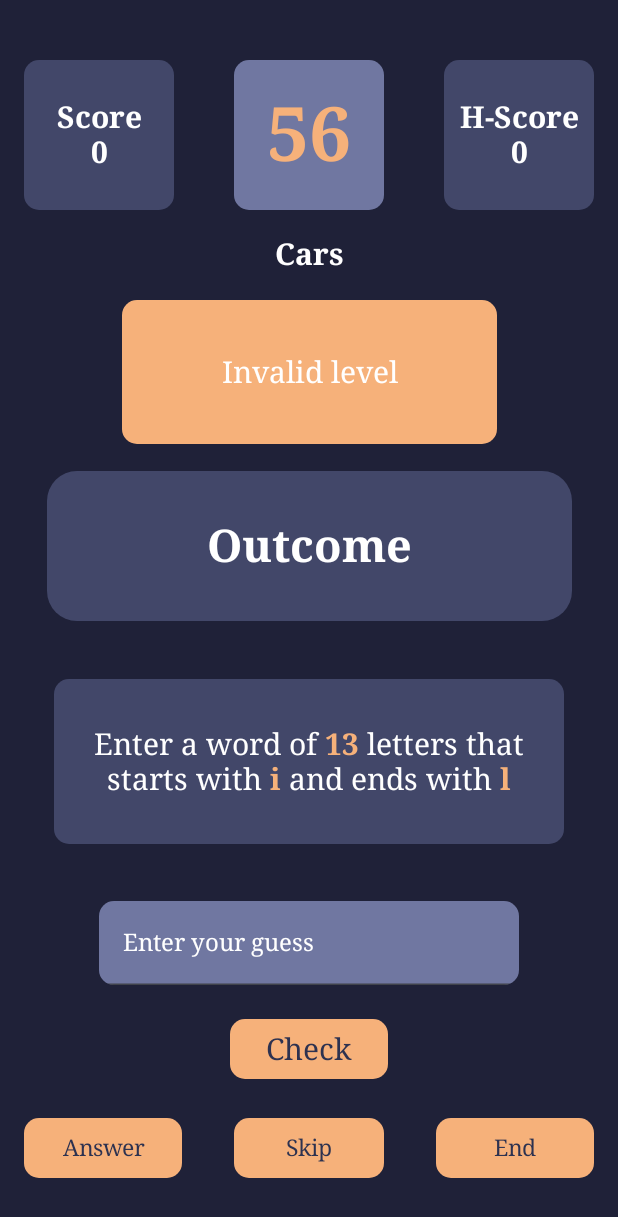
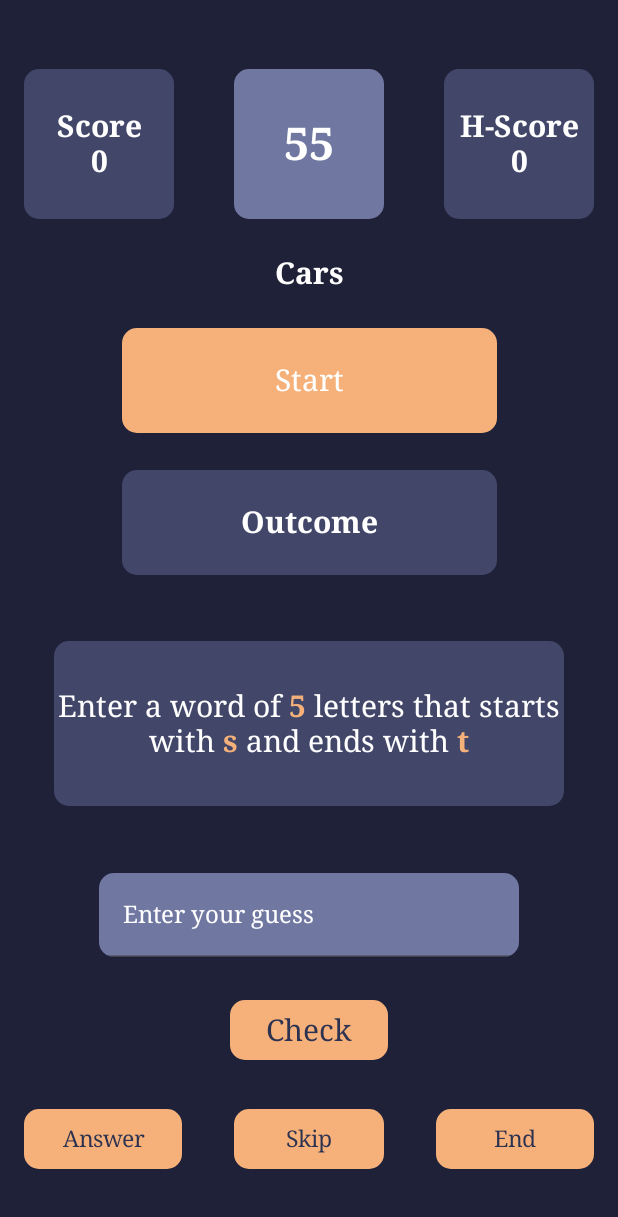
Before and after one commit to mikesplore/WordGame, an Android app built with Jetpack Compose: the GameScreen screen opened through its navigation route, after a tap on "Answer", on a phone screen of 412 x 824 dp. Shown: the top 1217 px of the screen. Run offline under Robolectric (Android 15) with nearby library versions, the phone set to English and light mode, and no system bars; 2 other taps on this screen came first.

Commit message:
"commit"

```diff
--- a/app/src/main/java/com/example/mynavigation/GameScreen.kt
+++ b/app/src/main/java/com/example/mynavigation/GameScreen.kt
@@ -1,9 +1,12 @@
 package com.example.mynavigation
 
 
+import android.provider.Settings.Global
 import androidx.compose.animation.AnimatedVisibility
+import androidx.compose.animation.expandIn
 import androidx.compose.animation.fadeIn
 import androidx.compose.animation.fadeOut
+import androidx.compose.animation.shrinkOut
 import androidx.compose.animation.slideInVertically
 import androidx.compose.animation.slideOutVertically
 import androidx.compose.foundation.background
@@ -32,7 +35,9 @@ import androidx.compose.runtime.remember
 import androidx.compose.runtime.setValue
 import androidx.compose.ui.Alignment
 import androidx.compose.ui.Modifier
+import androidx.compose.ui.draw.shadow
 import androidx.compose.ui.graphics.Color
+import androidx.compose.ui.graphics.DefaultShadowColor
 import androidx.compose.ui.platform.LocalContext
 import androidx.compose.ui.text.SpanStyle
 import androidx.compose.ui.text.TextStyle
@@ -56,12 +61,12 @@ import java.util.Locale
 
 @Composable
 fun GameScreen(navController: NavController) {
-    var isVisible by remember { mutableStateOf(true) }
+    val isVisible by remember { mutableStateOf(true) }
 
     AnimatedVisibility(
         visible = isVisible,
-        enter = fadeIn() + slideInVertically(),
-        exit = fadeOut() + slideOutVertically()
+        enter = fadeIn()+ expandIn(),
+        exit = fadeOut() + slideOutVertically()+ shrinkOut()
     ) {
         Gamescreen(
             navController = navController
@@ -72,7 +77,6 @@ fun GameScreen(navController: NavController) {
 
 @Composable
 fun Gamescreen(navController: NavController) {
-    val context = LocalContext.current
     val length = GlobalVariables.word.value.length
     val first = GlobalVariables.word.value.first()
     val last = GlobalVariables.word.value.last()
@@ -112,13 +116,11 @@ fun Gamescreen(navController: NavController) {
                     GlobalVariables.timerRunning.value = false
 
                     // Set outcome message
-                    GlobalVariables.outcome.value = "Time is Up\nRestart game"
+                    GlobalVariables.outcome.value = "Time is UP!"
+                    GlobalVariables.outcomeColor.value = Color.Red
 
-                    GlobalVariables.outcomeColor.value = Color(0xffb80d0d)
 
-                   delay(2000L)
 
-                    navController.navigate("GameSummaryScreen")
 
                     break
                 }
@@ -160,7 +162,7 @@ fun Gamescreen(navController: NavController) {
 
         Row(
             modifier = Modifier
-                .height(96.dp)
+                .height(70.dp)
                 .fillMaxWidth(),
             verticalAlignment = Alignment.Bottom,
             horizontalArrangement = Arrangement.Center
@@ -170,7 +172,7 @@ fun Gamescreen(navController: NavController) {
                 val hintcolor = GlobalVariables.hintcolor.value
                 Row (modifier = Modifier
                     .width(250.dp)
-                    .height(100.dp)
+                    .height(70.dp)
                     .background(color = hintcolor, shape = RoundedCornerShape(10.dp)),
                     horizontalArrangement = Arrangement.Center,
                     verticalAlignment = Alignment.CenterVertically){
@@ -185,36 +187,24 @@ fun Gamescreen(navController: NavController) {
             }
         }
 
+        //outcome box
+        Button(onClick = {
 
-        var guessresultcolor = GlobalVariables.outcomeColor.value
 
-        Box(
+        },
             modifier = Modifier
-                .background(
-                    color = guessresultcolor,
-                    shape = RoundedCornerShape(20.dp)
+                .width(250.dp)
+                .height(70.dp),
+            shape = RoundedCornerShape(10.dp),
+            colors = ButtonDefaults.buttonColors(GlobalVariables.outcomeColor.value)
+
+        ) {
+            Text(text = GlobalVariables.outcome.value, style = TextStyle(),
+                fontSize = 20.sp,
+                fontFamily = FontFamily.Serif,
+                fontWeight = FontWeight.SemiBold,
+                color = Color.White
                 )
-                .width(350.dp)
-                .height(100.dp),
-            contentAlignment = Alignment.Center,
-        ) {
-                Column(modifier = Modifier
-                    .height(100.dp)
-                    .width(350.dp),
-                    verticalArrangement = Arrangement.SpaceEvenly,
-                    horizontalAlignment = Alignment.CenterHorizontally
-
-                    ) {
-
-                    Text(
-                        text = GlobalVariables.outcome.value,
-                        style = TextStyle(fontWeight = FontWeight.Bold),
-                        fontSize = 30.sp,
-                        color = Color.White,
-                        fontFamily = FontFamily.Serif,
-
-                    )
-                }
 
         }
 
@@ -241,23 +231,24 @@ fun Gamescreen(navController: NavController) {
             )
         }}
 
-        val enteredWord = remember { mutableStateOf("") }
 
         WordField(
-            onTextChanged = { enteredWord.value = it },
+            onTextChanged = {
+
+                GlobalVariables.enteredword.value = it
+                            },
         )
 
-        var inputWord = enteredWord.value.replace(" ","")
+        var inputWord = GlobalVariables.enteredword.value.replace(" ","")
 
 
-        var buttonText by remember { mutableStateOf("Check") }
 
         Button(
             onClick = {
                     if(GlobalVariables.timer.value>0){
                 if (inputWord.isNotEmpty()){
                 GlobalVariables.outcome.value = compareWord(inputWord)
-                buttonText = GlobalVariables.outcome.value
+                GlobalVariables.buttontext.value = GlobalVariables.outcome.value
                 if (compareWordd(inputWord)) {
                     GlobalVariables.score.value += 5
                     GlobalVariables.outcomeColor.value = Color(0xff1e8a37)
@@ -271,6 +262,7 @@ fun Gamescreen(navController: NavController) {
                     GlobalVariables.outcomeColor.value = Color(0xffb80d0d)
                     GlobalVariables.wrongGuesscount.value+=1
                     GlobalVariables.Attempts.value+=1
+                    GlobalVariables.hint.value= showCorrectLetters(GlobalVariables.word.value,inputWord)
                 }
 
                 GlobalVariables.text.value = ""
@@ -278,13 +270,17 @@ fun Gamescreen(navController: NavController) {
                 GlobalVariables.hint.value = "Please enter a word"
                     GlobalVariables.hintcolor.value = Color(0xff042c4a)
             }
-           }else{navController.navigate("GameSummaryScreen")}
+           }else{
+                        GlobalVariables.timerRunning.value = false
+                        GlobalVariables.outcomeColor.value = Color.Red
+                        GlobalVariables.outcome.value  = "Restart the game"
+                    }
                       },modifier = Modifier,
             shape = RoundedCornerShape(10.dp),
             colors = ButtonDefaults.buttonColors(Color(0xffF6B17A))
         ) {
             Text(
-                text = buttonText,
+                text = GlobalVariables.buttontext.value,
                 style = TextStyle(),
                 fontSize = 20.sp,
                 fontFamily = FontFamily.Serif,
@@ -294,7 +290,7 @@ fun Gamescreen(navController: NavController) {
 
         LaunchedEffect(
             GlobalVariables.outcome.value,
-            buttonText,
+            GlobalVariables.buttontext.value,
             GlobalVariables.outcomeColor.value,
             GlobalVariables.hint.value,
 
@@ -305,7 +301,7 @@ fun Gamescreen(navController: NavController) {
             delay(2000) // Delay for 2000 milliseconds (2 seconds)
             // After 2 seconds, reset the outcome to "Check"
             GlobalVariables.outcome.value = "Outcome"
-            buttonText = "Check"
+            GlobalVariables.buttontext.value = "Check"
             GlobalVariables.outcomeColor.value = Color(0xff424769)
             GlobalVariables.hint.value = ""
             GlobalVariables.hintcolor.value =Color(0xff424769)
@@ -318,7 +314,7 @@ fun Gamescreen(navController: NavController) {
             horizontalArrangement = Arrangement.SpaceBetween
         ) {
             AnswerBoxButton()
-            SkipButton(navController = navController)
+            SkipButton()
             EndGameButton(navController = navController)
         }
     }
@@ -328,13 +324,13 @@ fun Gamescreen(navController: NavController) {
 
 @Composable
 fun ScoreBox() {
-val Score = GlobalVariables.score.value
+val score = GlobalVariables.score.value
     Box(modifier = Modifier
         .size(100.dp)
         .background(Color(0xff424769), shape = RoundedCornerShape(10.dp)), contentAlignment = Alignment.Center){
         Column (modifier = Modifier, horizontalAlignment = Alignment.CenterHorizontally){
             Text(text = "Score", style = TextStyle(), fontSize = 20.sp, fontFamily = FontFamily.Serif,color= Color.White, fontWeight = FontWeight.Bold)
-            Text(text = "$Score", style = TextStyle(), fontSize = 20.sp, fontFamily = FontFamily.Serif,color= Color.White, fontWeight = FontWeight.Bold)
+            Text(text = "$score", style = TextStyle(), fontSize = 20.sp, fontFamily = FontFamily.Serif,color= Color.White, fontWeight = FontWeight.Bold)
 
         }
 
@@ -343,17 +339,26 @@ val Score = GlobalVariables.score.value
 
 @Composable
 fun TimerBox() {
-    Box(modifier = Modifier
-        .size(100.dp)
-        .background(
-            color = GlobalVariables.timerbackgroundcolor.value,
-            shape = RoundedCornerShape(10.dp)
-        ), contentAlignment = Alignment.Center){
-        Column (modifier = Modifier, horizontalAlignment = Alignment.CenterHorizontally){
-            Text(text = "${GlobalVariables.timer.value}", style = TextStyle(), fontSize = 50.sp, fontFamily = FontFamily.Serif,color= Color(0xffF6B17A), fontWeight = FontWeight.Bold)
+    Button(onClick = {
+                     GlobalVariables.timer.value = 60
+                     GlobalVariables.score.value = 0
+                     GlobalVariables.timerRunning.value = true
+                     GlobalVariables.word.value = getRandomWord(GlobalVariables.selectedcategory,GlobalVariables.selectedlevel)
 
-        }
+    },
+        modifier = Modifier
+            .size(100.dp),
+        shape = RoundedCornerShape(10.dp),
+        colors = ButtonDefaults.buttonColors(GlobalVariables.timerbackgroundcolor.value)
 
+    ) {
+        Text(text = "${GlobalVariables.timer.value}", style = TextStyle(),
+            fontWeight = FontWeight.Bold,
+            fontFamily = FontFamily.Serif,
+            fontSize = 30.sp,
+            color = Color.White
+
+        )
     }
 }
 
@@ -379,22 +384,36 @@ fun HighScoreBox() {
 @Composable
 fun AnswerBoxButton(){
     Button(onClick = {
+                        if(GlobalVariables.timer.value>0){
                      GlobalVariables.timer.value-=2
                      GlobalVariables.hint.value = GlobalVariables.word.value
                      GlobalVariables.hintcolor.value = Color(0xffF6B17A)
-                     GlobalVariables.word.value = getRandomWord(GlobalVariables.selectedcategory, GlobalVariables.selectedlevel)}, modifier = Modifier.width(105.dp),shape= RoundedCornerShape(10.dp), colors = ButtonDefaults.buttonColors(Color(0xffF6B17A))) {
+                     GlobalVariables.word.value = getRandomWord(GlobalVariables.selectedcategory, GlobalVariables.selectedlevel)
+                     }
+                     else{
+                            GlobalVariables.timerRunning.value = false
+                            GlobalVariables.outcomeColor.value = Color.Red
+                            GlobalVariables.outcome.value  = "Restart the game"
+                     }},
+
+        modifier = Modifier.width(105.dp),shape= RoundedCornerShape(10.dp), colors = ButtonDefaults.buttonColors(Color(0xffF6B17A))) {
         Text(text = "Answer",style = TextStyle(), fontFamily = FontFamily.Serif, fontSize = 15.sp,color=Color(0xff2D3250))
     }
 }
 
 @Composable
-fun SkipButton(navController: NavController){
+fun SkipButton(){
     Button(onClick = {  if (GlobalVariables.timer.value!=0){
                         GlobalVariables.timer.value-=1
                         GlobalVariables.skippedguess.value+=1
-                        GlobalVariables.word.value = getRandomWord(GlobalVariables.selectedcategory,GlobalVariables.selectedlevel)}else{
+                        GlobalVariables.word.value = getRandomWord(GlobalVariables.selectedcategory,GlobalVariables.selectedlevel)
+                        }else{
 
-                            navController.navigate("GameSummaryScreen")
+                            GlobalVariables.timerRunning.value = false
+                            GlobalVariables.outcomeColor.value = Color.Red
+                            GlobalVariables.outcome.value  = "Restart the game"
+
+
                         }
                      }, modifier = Modifier.width(100.dp),shape= RoundedCornerShape(10.dp),colors = ButtonDefaults.buttonColors(Color(0xffF6B17A))) {
         Text(text = "Skip",style = TextStyle(), fontFamily = FontFamily.Serif, fontSize = 15.sp,color=Color(0xff2D3250))
@@ -433,6 +452,7 @@ fun WordField(
         value = GlobalVariables.text.value,
         onValueChange = {
             GlobalVariables.text.value = it.trim()
+            showCorrectLetters(GlobalVariables.word.value, GlobalVariables.text.value)
             onTextChanged(it.trim())
         },
         label = { Text("Enter your guess", style = TextStyle(), fontSize = 16.sp, fontFamily = FontFamily.Serif, color = Color.White) },
@@ -472,3 +492,15 @@ fun compareWordd(guess: String): Boolean {
 fun GameScreenPreview(){
     GameScreen(navController = rememberNavController())
 }
+
+fun showCorrectLetters(actualWord: String, guessedWord: String): String {
+    var result = ""
+    for ((actualLetter, guessedLetter) in actualWord.zip(guessedWord)) {
+        result += if (actualLetter.lowercase() == guessedLetter.lowercase()) {
+            "$actualLetter "
+        } else {
+            "_ "
+        }
+    }
+    return result.trim().lowercase()
+}
--- a/app/src/main/java/com/example/mynavigation/MainActivity.kt
+++ b/app/src/main/java/com/example/mynavigation/MainActivity.kt
@@ -41,6 +41,20 @@ object GlobalVariables {
     var wrongGuesscount: MutableState<Int> = mutableStateOf(0)
     var skippedguess: MutableState<Int> = mutableStateOf(0)
     var Attempts: MutableState<Int> = mutableStateOf(0)
+    var Version: MutableState<String> = mutableStateOf("1.0.6")
+    var versiontextcolor: MutableState<Color> = mutableStateOf(Color.White)
+    var buttontext: MutableState<String> = mutableStateOf("Check")
+    var selectedword: MutableState<String> = mutableStateOf("anonymous")
+    var username: MutableState<String> = mutableStateOf("")
+    var enteredword: MutableState<String> = mutableStateOf("")
+
+
+
+
+
+
+
+
 
 
 
@@ -74,12 +88,11 @@ fun MyScreens() {
         composable("CategoryScreen") { CategoryScreen(navController) }
         composable("NameScreen") { NameScreen(navController) }
         composable("LevelScreen") { LevelScreen(navController) }
-        composable("HelloScreen/{name}") { backStackEntry ->
-            val name = backStackEntry.arguments?.getString("name") ?: ""
-            HelloScreen(navController, name)
+        composable("HelloScreen") { HelloScreen(navController ) }
+
         }
     }
-}
+
 @Preview
 @Composable
 fun Myscreenpreview(){
--- a/app/src/main/java/com/example/mynavigation/NameScreen.kt
+++ b/app/src/main/java/com/example/mynavigation/NameScreen.kt
@@ -1,8 +1,10 @@
 package com.example.mynavigation
 
 import androidx.compose.animation.AnimatedVisibility
+import androidx.compose.animation.expandIn
 import androidx.compose.animation.fadeIn
 import androidx.compose.animation.fadeOut
+import androidx.compose.animation.shrinkOut
 import androidx.compose.animation.slideInVertically
 import androidx.compose.animation.slideOutVertically
 import androidx.compose.foundation.background
@@ -47,11 +49,11 @@ import kotlinx.coroutines.delay
 
 @Composable
 fun NameScreen(navController: NavController){
-    var isVisible by remember { mutableStateOf(true) }
+    val isVisible by remember { mutableStateOf(true) }
     AnimatedVisibility(
         visible = isVisible,
-        enter = fadeIn() + slideInVertically(),
-        exit = fadeOut() + slideOutVertically()
+        enter = fadeIn()+ expandIn(),
+        exit = fadeOut() + slideOutVertically()+ shrinkOut()
     ) {
     Column(modifier = Modifier
         .background(Color(0xff1F2138))
@@ -100,7 +102,6 @@ fun Logo() {//This is the logo
 
 @Composable
 fun NameEntryScreen(navController: NavController, onNameEntered: (String) -> Unit) {
-    var username by remember { mutableStateOf("") }
     var entername by remember{ mutableStateOf("Hello, there!")}
 
     Column(
@@ -116,10 +117,10 @@ fun NameEntryScreen(navController: NavController, onNameEntered: (String) -> Uni
         )}
 
         OutlinedTextField(
-            value = username,
+            value = GlobalVariables.username.value,
             onValueChange = { newUsername ->
                 if (newUsername.all { it.isLetterOrDigit() }) {
-                    username = newUsername
+                    GlobalVariables.username.value = newUsername
                 } else {
                     entername = "Alphanumeric only"
                     GlobalVariables.enterednamecolor.value = Color.Red
@@ -144,9 +145,9 @@ fun NameEntryScreen(navController: NavController, onNameEntered: (String) -> Uni
         )
         Button(
             onClick = {
-                if (username.trim().isNotEmpty()) {
-                    onNameEntered(username.trim())
-                    navController.navigate("HelloScreen/$username".trim())
+                if (GlobalVariables.username.value.trim().isNotEmpty()) {
+                    onNameEntered(GlobalVariables.username.value.trim())
+                    navController.navigate("HelloScreen")
                 } else {
                     entername = "No username entered"
                     GlobalVariables.enterednamecolor.value = Color.Red
@@ -232,8 +233,6 @@ fun Titlebar() {
 
 
 
-
-
     Box(
         modifier = Modifier
             .height(90.dp)
@@ -255,13 +254,19 @@ fun Titlebar() {
 @Composable
 fun versionNumber(){
     Box(modifier = Modifier.padding(5.dp)){
-        Text(text = "Version 1.0.6",
+        Text(text = GlobalVariables.Version.value,
             style = TextStyle(),
-            fontSize = 15.sp,
+            fontSize = 20.sp,
             fontFamily = FontFamily.Serif,
             fontWeight = FontWeight.Light,
-            color = Color.White
+            color = GlobalVariables.versiontextcolor.value
         )
+    }
+    LaunchedEffect(GlobalVariables.Version.value) {
+        delay(4500)
+        GlobalVariables.Version.value = "\t\t\t\t\t\t\tThis is a Test Version\n" +
+                " Words are not properly sorted!"
+        GlobalVariables.versiontextcolor.value = Color.Red
     }
 }
 
--- a/app/src/main/java/com/example/mynavigation/ResultsScreen.kt
+++ b/app/src/main/java/com/example/mynavigation/ResultsScreen.kt
@@ -1,8 +1,10 @@
 package com.example.mynavigation
 
 import androidx.compose.animation.AnimatedVisibility
+import androidx.compose.animation.expandIn
 import androidx.compose.animation.fadeIn
 import androidx.compose.animation.fadeOut
+import androidx.compose.animation.shrinkOut
 import androidx.compose.animation.slideInVertically
 import androidx.compose.animation.slideOutVertically
 import androidx.compose.foundation.background
@@ -47,8 +49,8 @@ fun GameSummaryScreen(navController: NavController){
     val isVisible by remember { mutableStateOf(true) }
     AnimatedVisibility(
         visible = isVisible,
-        enter = fadeIn() + slideInVertically(),
-        exit = fadeOut() + slideOutVertically()
+        enter = fadeIn()+ expandIn(),
+        exit = fadeOut() + slideOutVertically()+ shrinkOut()
     ) {
     ResultScreen(navController = navController)
 
--- a/app/src/main/java/com/example/mynavigation/Words.kt
+++ b/app/src/main/java/com/example/mynavigation/Words.kt
@@ -2,31 +2,38 @@ package com.example.mynavigation
 
 fun getRandomWord(category: String, selectedLevel: String): String {
     return when (selectedLevel.lowercase()) {
-        "beginner" -> beginnerLists[category]?.random() ?: "Invalid category"
-        "medium" -> mediumLists[category]?.random() ?: "Invalid category"
-        // Add more cases for other levels if needed
-        else -> "Invalid level"
+        "beginner" -> beginnerLists[category]?.random() ?: "Start"
+        "medium" -> mediumLists[category]?.random() ?: "Start"
+        else -> "Start"
     }
 }
 
 
-fun beginner(category: String): String {
-    return getRandomWord(category, "beginner")
-}
 
-fun medium(category: String): String {
-    return getRandomWord(category, "medium")
-}
 
 // Lists for beginner level
 private val beginnerLists = mapOf(
     "fruits" to listOf("App", "Ban", "Gra", "Kiw", "Pea", "Plu", "Dat"),
+
+
     "animals" to listOf("Dog", "Cat", "Lion", "Bear", "Wolf", "Fox", "Deer", "Horse", "Cow", "Goat", "Duck", "Swan", "Owl", "Eagle", "Frog", "Snake", "Rat", "Pig"),
+
+
     "countries" to listOf("Peru", "Iraq", "Iran", "Italy", "Fiji", "Ghana", "Japan", "Kenya", "Laos", "Mali", "Naur", "Nepa", "Oman", "Peru", "Togo", "Yeme", "Zamb"),
+
+
     "cars" to listOf("Ford", "Audi", "BMW", "Mini", "Fiat", "Lada", "Lexus", "Acura", "Opel", "Dats", "Tata", "Skod", "Fiat", "Suzuki"),
+
+
     "stationery" to listOf("Pen", "Ruler", "Tape", "Clip", "Note"),
+
+
     "phones" to listOf("Noki", "LG", "Sony", "Mi", "Oppo", "Vivo", "Real", "ASUS", "TCL", "Poco", "Infi", "Sharp", "CAT"),
+
+
     "electronics" to listOf("PC", "TV", "Fan", "Micr", "Oven", "Iron", "Blow", "VCR", "DVD", "CD", "PS4", "Xbox", "Wii", "LED", "LCD"),
+
+
     "computer parts" to listOf("CPU", "GPU", "RAM", "SSD", "Case", "Cool", "Fan", "Heat", "Sink", "Cabl", "Modu", "Switch", "Hub", "UPS")
 )
 
@@ -41,3 +48,7 @@ private val mediumLists = mapOf(
     "electronics" to listOf("Phone", "Laptop", "Tablet", "Watch", "Head", "Speaker", "Drone", "Console", "Mouse", "Drive", "Light", "Cable", "Clock", "Fan", "Iron"),
     "computer parts" to listOf("CPU", "GPU", "RAM", "SSD", "HDD", "Case", "Cool", "Fan", "Card", "Chip", "Port", "Chip", "Hub", "DVD", "WIFI")
 )
+
+//list of hard
+//list of experts
+//other lists
```
Also changed, not shown: app/src/main/java/com/example/mynavigation/CategoryScreen.kt (+5 -3 lines), app/src/main/java/com/example/mynavigation/HelloScreen.kt (+8 -6 lines), app/src/main/java/com/example/mynavigation/LevelScreen.kt (+43 -17 lines), 3 other files.
